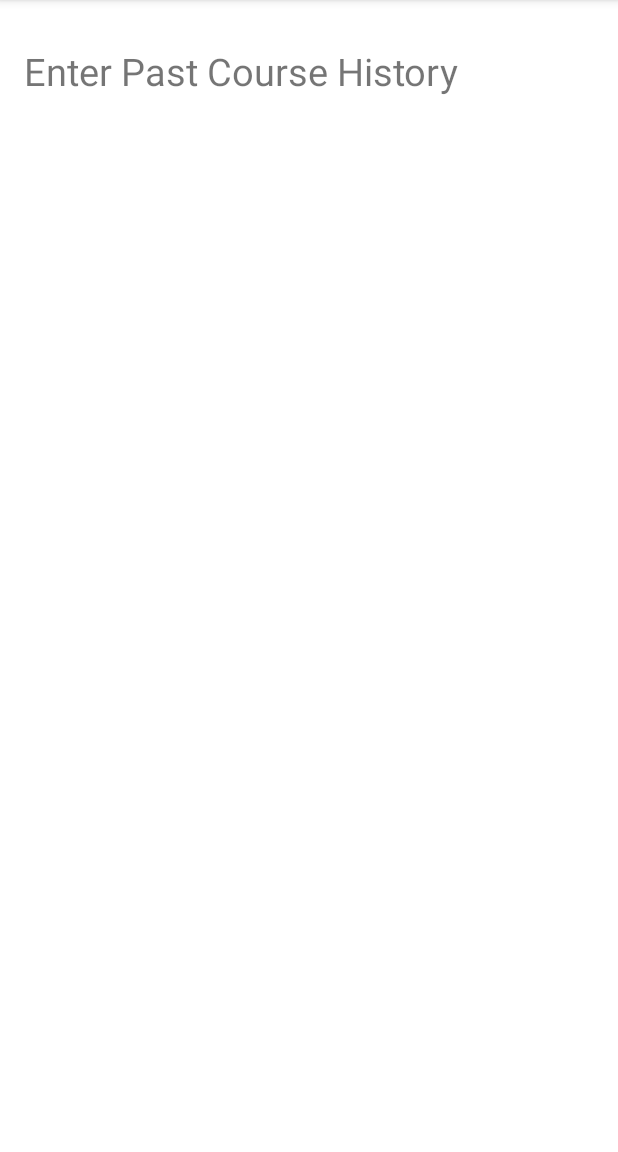
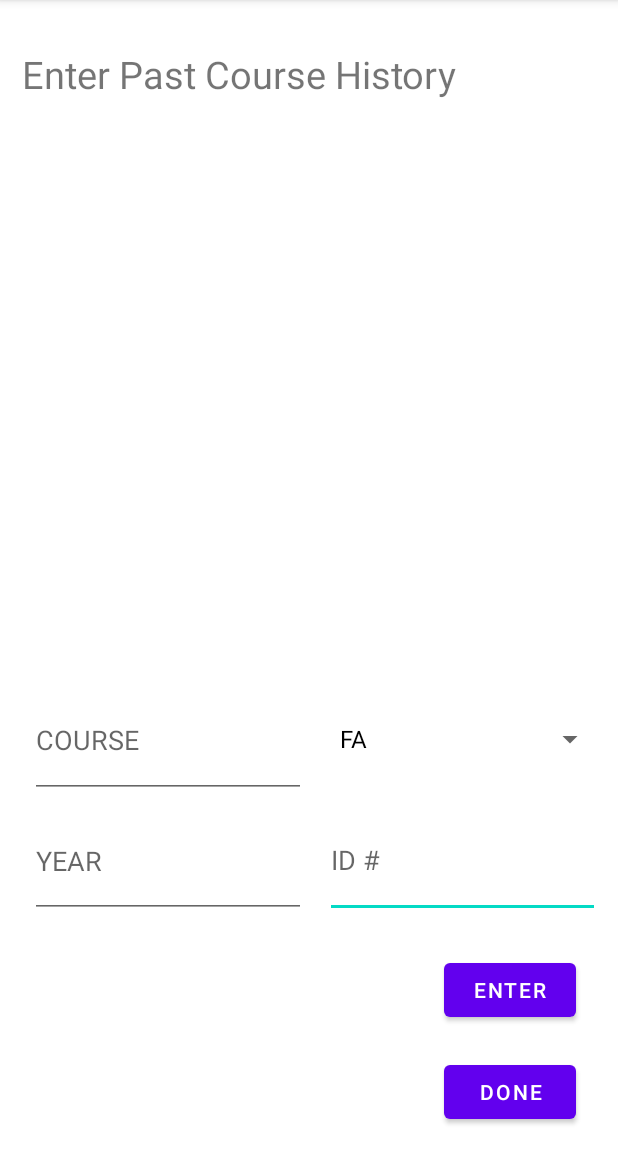
Before and after one commit to aybanerj/Birds-of-a-Feather, an Android app: the UserClass screen opened directly, with no data from a screen before it, on a phone screen of 412 x 824 dp, the part 84-1236 px from its top. Run offline under Robolectric (Android 15) with nearby library versions, the phone set to English and light mode, and no system bars.

Commit message:
story 2 UI

```diff
--- a/app/src/main/java/com/benlau/bofteam1/MainActivity.java
+++ b/app/src/main/java/com/benlau/bofteam1/MainActivity.java
@@ -2,7 +2,10 @@ package com.benlau.bofteam1;
 
 import androidx.appcompat.app.AppCompatActivity;
 
+import android.content.Intent;
 import android.os.Bundle;
+import android.view.View;
+import android.widget.Button;
 
 public class MainActivity extends AppCompatActivity {
 
@@ -11,4 +14,9 @@ public class MainActivity extends AppCompatActivity {
     super.onCreate(savedInstanceState);
     setContentView(R.layout.activity_main);
   }
+
+    public void onLaunchAddCourse(View view) {
+      Intent switchActivityIntent = new Intent(this, UserClass.class);
+      startActivity(switchActivityIntent);
+    }
 }
--- a/app/src/main/java/com/benlau/bofteam1/UserClass.java
+++ b/app/src/main/java/com/benlau/bofteam1/UserClass.java
@@ -3,6 +3,13 @@ package com.benlau.bofteam1;
 import androidx.appcompat.app.AppCompatActivity;
 
 import android.os.Bundle;
+import android.widget.ArrayAdapter;
+import android.widget.Spinner;
+
+import androidx.appcompat.app.AppCompatActivity;
+import android.view.View;
+import android.widget.AdapterView;
+import android.widget.Toast;
 
 public class UserClass extends AppCompatActivity {
 
@@ -10,5 +17,18 @@ public class UserClass extends AppCompatActivity {
     protected void onCreate(Bundle savedInstanceState) {
         super.onCreate(savedInstanceState);
         setContentView(R.layout.activity_user_class);
+
+
+        Spinner quarter = findViewById(R.id.quarter);
+        ArrayAdapter<String> adapter = new ArrayAdapter<>(this, android.R.layout.simple_spinner_dropdown_item,
+                new String[]{"FA", "WI", "SPR", "S1", "S2"});
+        quarter.setPrompt("QUARTER");
+        quarter.setAdapter(adapter);
+
+
+    }
+
+    public void goBack(View view) {
+        finish();
     }
 }
--- a/app/src/main/res/layout/activity_main.xml
+++ b/app/src/main/res/layout/activity_main.xml
@@ -7,6 +7,7 @@
     tools:context=".MainActivity">
 
     <TextView
+        android:id="@+id/textView2"
         android:layout_width="wrap_content"
         android:layout_height="wrap_content"
         android:text="Hello World!"
@@ -15,4 +16,15 @@
         app:layout_constraintRight_toRightOf="parent"
         app:layout_constraintTop_toTopOf="parent" />
 
+    <Button
+        android:id="@+id/button"
+        android:layout_width="wrap_content"
+        android:layout_height="wrap_content"
+        android:layout_marginTop="71dp"
+        android:onClick="onLaunchAddCourse"
+        android:text="Button"
+        app:layout_constraintEnd_toEndOf="parent"
+        app:layout_constraintStart_toStartOf="parent"
+        app:layout_constraintTop_toBottomOf="@+id/textView2" />
+
 </androidx.constraintlayout.widget.ConstraintLayout>
--- a/app/src/main/res/layout/activity_user_class.xml
+++ b/app/src/main/res/layout/activity_user_class.xml
@@ -8,13 +8,87 @@
 
     <TextView
         android:id="@+id/textView"
-        android:layout_width="343dp"
-        android:layout_height="56dp"
-        android:layout_marginStart="16dp"
-        android:layout_marginTop="30dp"
+        android:layout_width="381dp"
+        android:layout_height="77dp"
+        android:layout_marginTop="32dp"
+        android:layout_marginEnd="16dp"
         android:text="@string/past"
         android:textSize="25sp"
-        app:layout_constraintStart_toStartOf="parent"
+        app:layout_constraintEnd_toEndOf="parent"
         app:layout_constraintTop_toTopOf="parent" />
 
+    <EditText
+        android:id="@+id/courseID"
+        android:layout_width="183dp"
+        android:layout_height="77dp"
+        android:layout_marginTop="80dp"
+        android:layout_marginEnd="12dp"
+        android:ems="10"
+        android:hint="ID #"
+        android:inputType="textPersonName"
+        app:layout_constraintEnd_toEndOf="parent"
+        app:layout_constraintHorizontal_bias="1.0"
+        app:layout_constraintStart_toStartOf="@+id/enterClass"
+        app:layout_constraintTop_toTopOf="@+id/course" />
+
+    <Spinner
+        android:id="@+id/quarter"
+        android:layout_width="185dp"
+        android:layout_height="75dp"
+        android:layout_marginEnd="8dp"
+        android:layout_marginBottom="4dp"
+        android:contentDescription="QUARTER"
+        android:spinnerMode="dropdown"
+        app:layout_constraintBottom_toTopOf="@+id/courseID"
+        app:layout_constraintEnd_toEndOf="parent" />
+
+    <EditText
+        android:id="@+id/year"
+        android:layout_width="184dp"
+        android:layout_height="76dp"
+        android:layout_marginStart="20dp"
+        android:layout_marginBottom="24dp"
+        android:ems="10"
+        android:hint="YEAR"
+        android:inputType="number"
+        app:layout_constraintBottom_toTopOf="@+id/enterClass"
+        app:layout_constraintEnd_toStartOf="@+id/courseID"
+        app:layout_constraintHorizontal_bias="0.0"
+        app:layout_constraintStart_toStartOf="parent" />
+
+    <Button
+        android:id="@+id/enterClass"
+        android:layout_width="wrap_content"
+        android:layout_height="wrap_content"
+        android:layout_marginEnd="28dp"
+        android:layout_marginBottom="20dp"
+        android:text="Enter"
+        app:layout_constraintBottom_toTopOf="@+id/DoneClass"
+        app:layout_constraintEnd_toEndOf="parent" />
+
+    <EditText
+        android:id="@+id/course"
+        android:layout_width="184dp"
+        android:layout_height="77dp"
+        android:layout_marginStart="20dp"
+        android:layout_marginBottom="4dp"
+        android:ems="10"
+        android:hint="COURSE"
+        android:inputType="textPersonName"
+        app:layout_constraintBottom_toTopOf="@+id/year"
+        app:layout_constraintEnd_toStartOf="@+id/quarter"
+        app:layout_constraintHorizontal_bias="0.0"
+        app:layout_constraintStart_toStartOf="parent" />
+
+    <Button
+        android:id="@+id/DoneClass"
+        android:layout_width="wrap_content"
+        android:layout_height="wrap_content"
+        android:layout_marginEnd="28dp"
+        android:layout_marginBottom="16dp"
+        android:onClick="goBack"
+        android:text="Done"
+        app:layout_constraintBottom_toBottomOf="parent"
+        app:layout_constraintEnd_toEndOf="parent" />
+
 </androidx.constraintlayout.widget.ConstraintLayout>
--- a/app/src/main/res/values/strings.xml
+++ b/app/src/main/res/values/strings.xml
@@ -1,4 +1,5 @@
 <resources>
     <string name="app_name">BOFTeam1</string>
     <string name="past">Enter Past Course History</string>
+    <string name="quarter">QUARTER</string>
 </resources>
```
